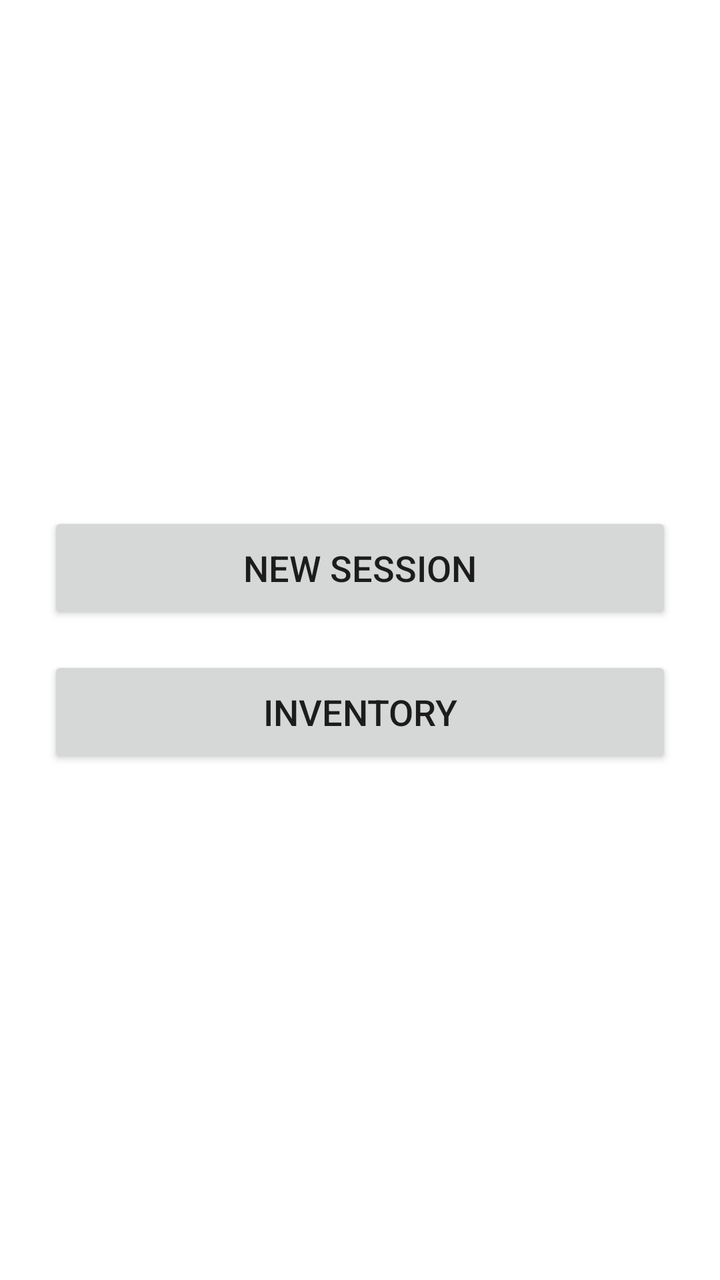
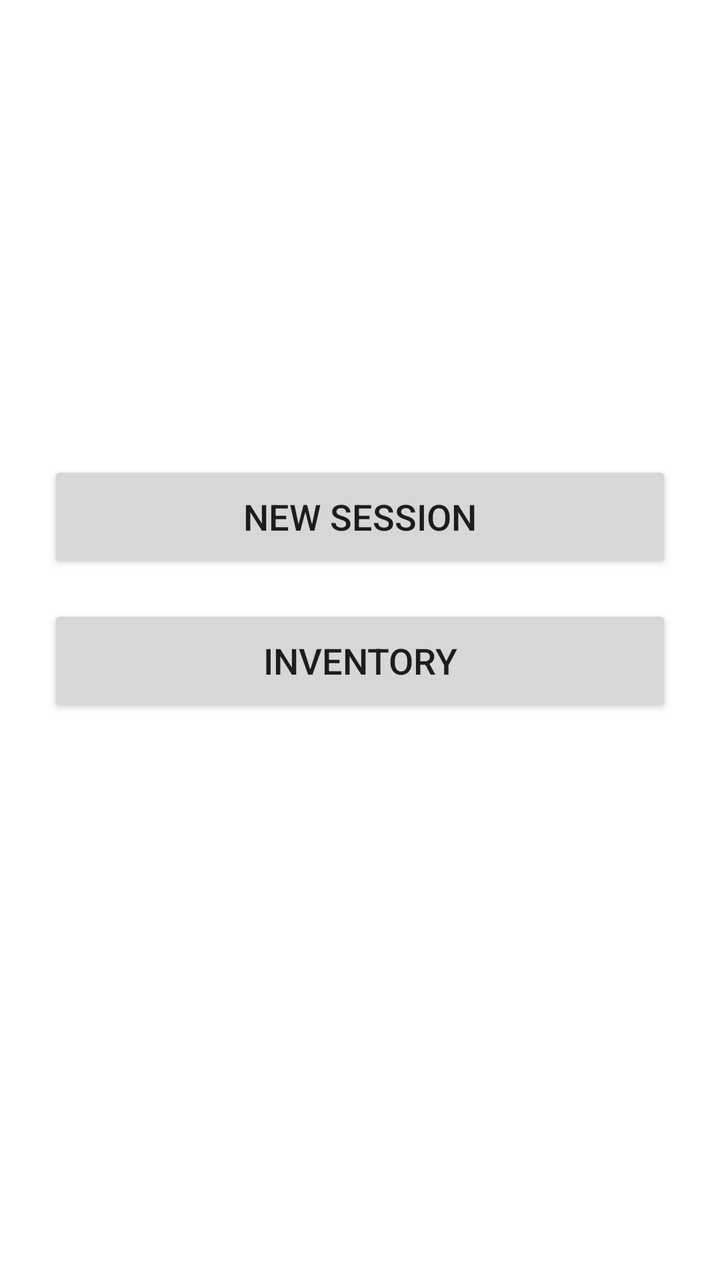

Two renders of the same Android screen: before a commit and after it. Below are the layout's source before the change and the commit's diff.
<!-- AndroidManifest.xml: application theme Theme.Inventory -->
<!-- res/layout/activity_main.xml -->
<?xml version="1.0" encoding="utf-8"?>
<LinearLayout xmlns:android="http://schemas.android.com/apk/res/android"
    android:layout_width="match_parent"
    android:layout_height="match_parent"
    android:orientation="vertical"
    android:gravity="center_vertical"
    android:padding="24dp">

    <Button
        android:id="@+id/btn_continue"
        android:layout_width="match_parent"
        android:layout_height="wrap_content"
        android:minHeight="56dp"
        android:textSize="18sp"
        android:visibility="gone"
        android:layout_marginBottom="16dp"/>

    <Button
        android:id="@+id/btn_new_session"
        android:layout_width="match_parent"
        android:layout_height="wrap_content"
        android:minHeight="56dp"
        android:textSize="18sp"
        android:layout_marginBottom="16dp"
        android:text="@string/home_new_session" />

    <Button
        android:id="@+id/btn_inventory"
        android:layout_width="match_parent"
        android:layout_height="wrap_content"
        android:minHeight="56dp"
        android:textSize="18sp"
        android:text="@string/home_inventory" />

</LinearLayout>
<!-- resources referenced by this layout -->
<resources>
  <string name="home_inventory">Inventory</string>
  <string name="home_new_session">New session</string>
  <style name="Theme.Inventory" parent="Base.Theme.Inventory" />
  <style name="Base.Theme.Inventory" parent="Theme.MaterialComponents.DayNight.DarkActionBar">
          
      </style>
</resources>

<!-- the commit's change to res/layout/activity_main.xml (unified diff, before → after) -->
@@ -32,4 +32,12 @@
         android:textSize="18sp"
         android:text="@string/home_inventory" />
 
+    <TextView
+        android:id="@+id/server_status"
+        android:layout_width="match_parent"
+        android:layout_height="wrap_content"
+        android:layout_marginTop="32dp"
+        android:gravity="center"
+        android:textSize="14sp" />
+
 </LinearLayout>
